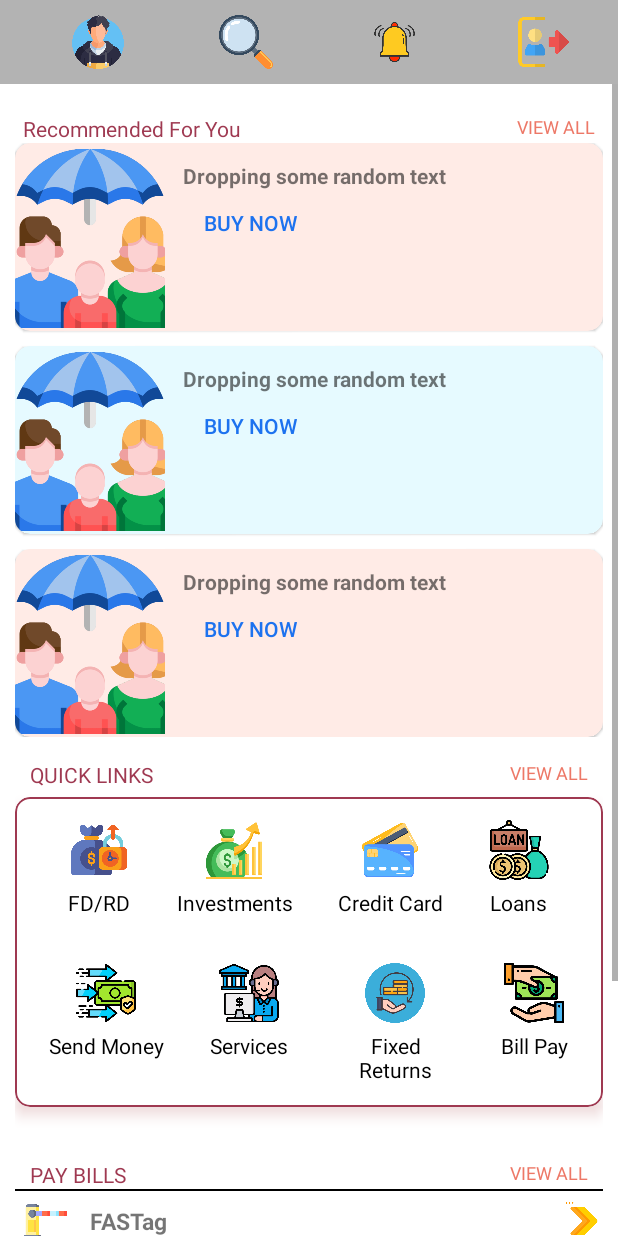
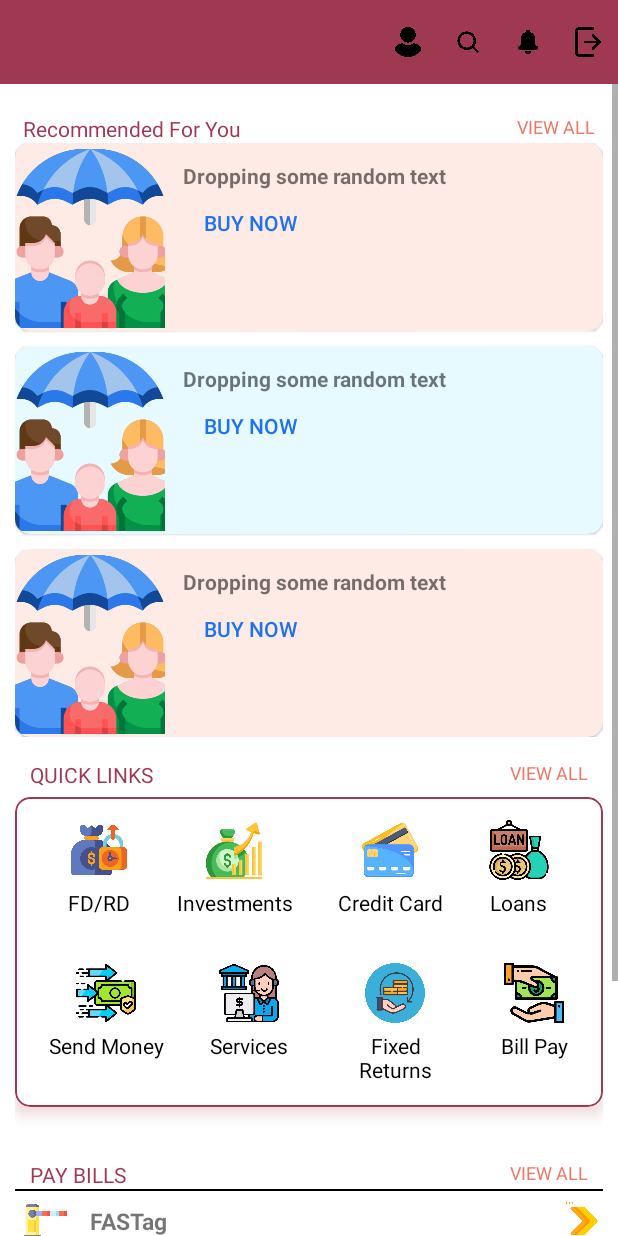
Before and after one commit to jitzp0924/CT-Demo-App, an Android app: the HomeScreen2 screen opened directly, with no data from a screen before it, on a phone screen of 412 x 824 dp. Run offline under Robolectric (Android 15) with nearby library versions, the phone set to English and light mode, and no system bars.

Commit message:
Color scheme

```diff
--- a/app/src/main/res/layout/activity_home_screen2.xml
+++ b/app/src/main/res/layout/activity_home_screen2.xml
@@ -5,17 +5,15 @@
     android:layout_width="match_parent"
     android:layout_height="match_parent"
     android:orientation="vertical"
-    tools:context=".MainActivity"
-    >
+    tools:context=".MainActivity">
 
     <androidx.appcompat.widget.Toolbar
         android:id="@+id/toolbar"
         android:layout_width="match_parent"
         android:layout_height="?attr/actionBarSize"
-        android:background="#b3b3b3"
+        android:background="@color/bank_dark_primary"
         app:popupTheme="@style/ThemeOverlay.AppCompat.Light"
-        app:titleTextColor="@android:color/white"
-        >
+        app:titleTextColor="@android:color/white">
 
         <LinearLayout
             android:layout_width="match_parent"
@@ -23,46 +21,50 @@
             android:orientation="horizontal"
             android:gravity="center_vertical">
 
+            <!-- Spacer View to push icons to the right -->
+            <View
+                android:layout_width="0dp"
+                android:layout_height="wrap_content"
+                android:layout_weight="1" />
+
             <!-- Profile Icon -->
             <ImageView
                 android:id="@+id/profile_icon"
-                android:layout_width="0dp"
-                android:layout_height="wrap_content"
-                android:layout_weight="1"
+                android:layout_width="40dp"
+                android:layout_height="40dp"
                 android:padding="10dp"
-                android:src="@drawable/ic_profile"
-                />
+                android:src="@drawable/profile"
+                app:tint="@android:color/white" />
 
             <!-- Search Icon -->
             <ImageView
                 android:id="@+id/search_icon"
-                android:layout_width="0dp"
-                android:layout_height="wrap_content"
-                android:layout_weight="1"
+                android:layout_width="40dp"
+                android:layout_height="40dp"
                 android:padding="10dp"
-                android:src="@drawable/ic_search"
-                />
+                android:src="@drawable/search"
+                app:tint="@android:color/white" />
 
             <!-- Notification Icon -->
             <ImageView
                 android:id="@+id/notification_icon"
-                android:layout_width="0dp"
-                android:layout_height="wrap_content"
-                android:layout_weight="1"
+                android:layout_width="40dp"
+                android:layout_height="40dp"
                 android:padding="10dp"
-                android:src="@drawable/ic_notification"
-                />
+                android:src="@drawable/notification"
+                app:tint="@android:color/white"/>
 
             <!-- Logout Icon -->
             <ImageView
                 android:id="@+id/logout_icon"
-                android:layout_width="0dp"
-                android:layout_height="wrap_content"
-                android:layout_weight="1"
+                android:layout_width="40dp"
+                android:layout_height="40dp"
                 android:padding="10dp"
-                android:src="@drawable/ic_logout"
-                />
+                android:src="@drawable/logout"
+                app:tint="@android:color/white" />
         </LinearLayout>
+
+
 
     </androidx.appcompat.widget.Toolbar>
 
@@ -111,7 +113,7 @@
             android:id="@+id/card_1_view"
             android:layout_width="match_parent"
             android:layout_height="wrap_content"
-            android:backgroundTint="#ffebe6"
+            android:backgroundTint="@color/bank_light_orange"
             app:cardCornerRadius="10dp"
             >
 
@@ -121,14 +123,15 @@
                 android:orientation="horizontal">
 
                 <!-- Image -->
+
+                <!-- Text and Button Container -->
                 <ImageView
                     android:id="@+id/card_1_img"
                     android:layout_width="100dp"
                     android:layout_height="125dp"
-                    android:src="@drawable/insurance"
-                    android:scaleType="centerCrop"/>
+                    android:scaleType="centerCrop"
+                    android:src="@drawable/insurance" />
 
-                <!-- Text and Button Container -->
                 <LinearLayout
                     android:layout_width="match_parent"
                     android:layout_height="match_parent"
@@ -165,7 +168,7 @@
             android:layout_width="match_parent"
             android:layout_height="wrap_content"
             app:cardCornerRadius="10dp"
-            android:backgroundTint="#e6faff"
+            android:backgroundTint="@color/bank_light_blue"
             android:layout_marginTop="10dp"
             >
 
@@ -219,7 +222,7 @@
             android:layout_width="match_parent"
             android:layout_height="wrap_content"
             app:cardCornerRadius="10dp"
-            android:backgroundTint="#ffebe6"
+            android:backgroundTint="@color/bank_light_orange"
             android:layout_marginTop="10dp">
 
             <LinearLayout
--- a/app/src/main/res/values/colors.xml
+++ b/app/src/main/res/values/colors.xml
@@ -9,4 +9,6 @@
     <color name="white">#FFFFFFFF</color>
     <color name="bank_dark_primary">#9f3951</color>
     <color name="bank_dark_secondary">#ed7867</color>
+    <color name="bank_light_blue">#e6faff</color>
+    <color name="bank_light_orange">#ffebe6</color>
 </resources>
```
Also changed, not shown: app/src/main/res/drawable/logout.png (added), app/src/main/res/drawable/notification.png (added), app/src/main/res/drawable/profile.png (added), app/src/main/res/drawable/search.png (added).
